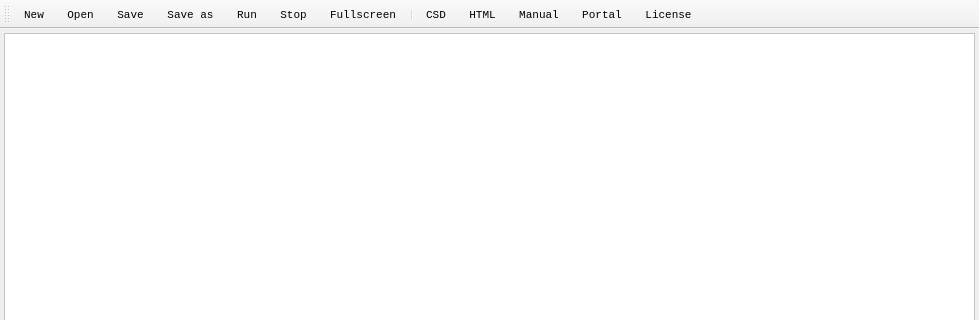
gogins/csound-extended, file csound_html5/mainwindow.ui: the form before one commit; both pictures show x 0 to 979 and y 0 to 320 of the 979 by 619 pixel window.
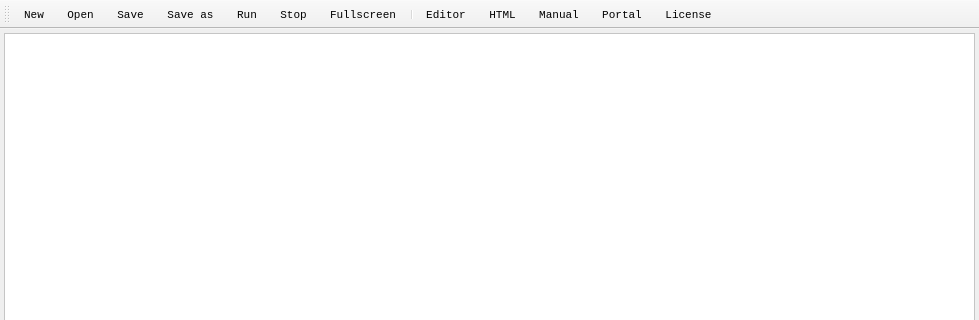
The form after the commit. Custom widgets are drawn as their Qt base class.

```diff
--- a/csound_html5/mainwindow.ui
+++ b/csound_html5/mainwindow.ui
@@ -346,7 +346,7 @@
   </action>
   <action name="actionShowCsdTab">
    <property name="text">
-    <string>CSD</string>
+    <string>Editor</string>
    </property>
    <property name="toolTip">
     <string>Show the CSD editor.</string>
```
Left out of the diff: 2 changed lines with no effect on the pictures.
